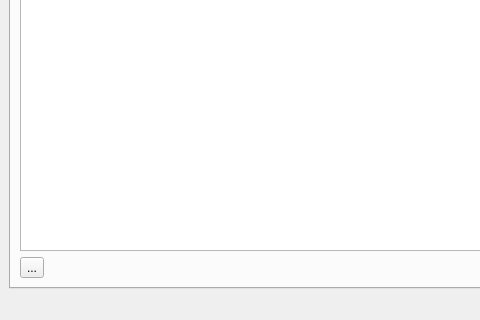
This is libraries/qxrdlib/qxrdextraiowindow.ui in guyjennings/qxrd as Qt 5 draws it before an edit; both pictures show x 0 to 480 and y 226 to 546 of the 727 by 546 pixel window. The edited form follows.
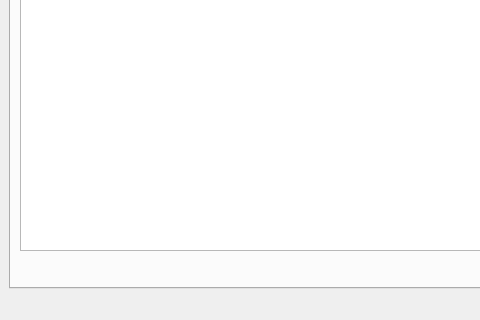
This is the edited form. The open tabs and pages were chosen to show the change. Icons and pictures are not drawn. Custom widgets are drawn as their Qt base class.

Commit message: Added info and restart buttons to extra io, acquisition and detector control window

Diff of the .ui file:
```diff
--- a/libraries/qxrdlib/qxrdextraiowindow.ui
+++ b/libraries/qxrdlib/qxrdextraiowindow.ui
@@ -257,26 +257,6 @@
         </item>
         <item row="2" column="0" colspan="2">
          <layout class="QHBoxLayout" name="horizontalLayout_3">
-          <item>
-           <widget class="QToolButton" name="m_TestReadout">
-            <property name="toolTip">
-             <string>Initialize Readout</string>
-            </property>
-            <property name="text">
-             <string>...</string>
-            </property>
-            <property name="icon">
-             <iconset resource="qxrdresources.qrc">
-              <normaloff>:/images/view-refresh.png</normaloff>:/images/view-refresh.png</iconset>
-            </property>
-            <property name="iconSize">
-             <size>
-              <width>24</width>
-              <height>24</height>
-             </size>
-            </property>
-           </widget>
-          </item>
           <item>
            <spacer name="horizontalSpacer">
             <property name="orientation">
```
Left out of the diff: 16 changed lines with no effect on the pictures. The commit also changes 6 other files.
